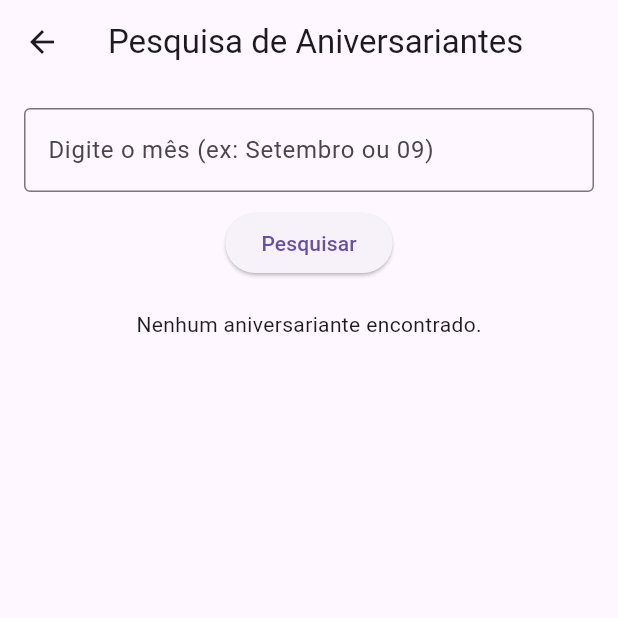
After one commit to PJosquin/cadastro_clientes_final, a Flutter app: the PesquisaAniversariantesPage screen opened directly, after a tap on "Pesquisar", on a phone screen of 412 x 824 dp, the top half of it. The commit adds this screen. Run offline on Flutter 3.47's test engine with Material 3 defaults, Android fonts, the light colour scheme and no system bars; our stand-ins replace cloud_firestore, firebase_core, flutter_masked_text2, mask_text_input_formatter; accounts and stored records are empty.

Commit message:
Versão 4.1 - Pesquisa de aniversariantes funcionando

```diff
--- /dev/null
+++ b/lib/pesquisa_aniversariantes_page.dart
@@ -0,0 +1,165 @@
+import 'package:flutter/material.dart';
+import 'package:cloud_firestore/cloud_firestore.dart';
+import 'package:intl/intl.dart';
+import 'package:url_launcher/url_launcher.dart';
+
+class PesquisaAniversariantesPage extends StatefulWidget {
+  const PesquisaAniversariantesPage({super.key});
+
+  @override
+  State<PesquisaAniversariantesPage> createState() =>
+      _PesquisaAniversariantesPageState();
+}
+
+class _PesquisaAniversariantesPageState
+    extends State<PesquisaAniversariantesPage> {
+  final TextEditingController _mesController = TextEditingController();
+  List<DocumentSnapshot> clientes = [];
+  bool carregando = false;
+
+  /// Função para abrir WhatsApp com mensagem
+  Future<void> _abrirWhatsApp(String telefone, String nome) async {
+    final Uri url = Uri.parse(
+      "https://wa.me/$telefone?text=Olá $nome, tudo de bom no seu aniversário!",
+    );
+    if (await canLaunchUrl(url)) {
+      await launchUrl(url, mode: LaunchMode.externalApplication);
+    } else {
+      ScaffoldMessenger.of(context).showSnackBar(
+        const SnackBar(content: Text("Não foi possível abrir o WhatsApp")),
+      );
+    }
+  }
+
+  Future<void> _pesquisar() async {
+    setState(() {
+      carregando = true;
+      clientes = [];
+    });
+
+    QuerySnapshot querySnapshot =
+        await FirebaseFirestore.instance.collection('clientes').get();
+
+    List<DocumentSnapshot> resultados = querySnapshot.docs;
+
+    // Normalizar filtro
+    String mesFiltro = _mesController.text.trim().toLowerCase();
+
+    Map<String, int> meses = {
+      'janeiro': 1,
+      'fevereiro': 2,
+      'março': 3,
+      'marco': 3, // sem acento
+      'abril': 4,
+      'maio': 5,
+      'junho': 6,
+      'julho': 7,
+      'agosto': 8,
+      'setembro': 9,
+      'outubro': 10,
+      'novembro': 11,
+      'dezembro': 12,
+    };
+
+    int? mesNumero;
+    if (meses.containsKey(mesFiltro)) {
+      mesNumero = meses[mesFiltro];
+    } else {
+      mesNumero = int.tryParse(mesFiltro); // aceita "9" ou "09"
+    }
+
+    if (mesNumero != null) {
+      resultados = resultados.where((doc) {
+        final aniversarioStr = (doc['aniversario'] ?? '').toString();
+        try {
+          final aniversario = DateFormat('dd/MM/yyyy').parse(aniversarioStr);
+          return aniversario.month == mesNumero;
+        } catch (e) {
+          return false;
+        }
+      }).toList();
+    }
+
+    setState(() {
+      clientes = resultados;
+      carregando = false;
+    });
+  }
+
+  String _formatarCampo(String? valor) {
+    return (valor == null || valor.isEmpty) ? '-' : valor;
+  }
+
+  @override
+  Widget build(BuildContext context) {
+    return Scaffold(
+      appBar: AppBar(title: const Text("Pesquisa de Aniversariantes")),
+      body: Padding(
+        padding: const EdgeInsets.all(16.0),
+        child: Column(
+          children: [
+            TextField(
+              controller: _mesController,
+              decoration: const InputDecoration(
+                labelText: "Digite o mês (ex: Setembro ou 09)",
+                border: OutlineInputBorder(),
+              ),
+            ),
+            const SizedBox(height: 10),
+            ElevatedButton(
+              onPressed: _pesquisar,
+              child: const Text("Pesquisar"),
+            ),
+            const SizedBox(height: 20),
+            carregando
+                ? const CircularProgressIndicator()
+                : Expanded(
+                    child: clientes.isEmpty
+                        ? const Text("Nenhum aniversariante encontrado.")
+                        : ListView.builder(
+                            itemCount: clientes.length,
+                            itemBuilder: (context, index) {
+                              var cliente = clientes[index].data()
+                                  as Map<String, dynamic>;
+
+                              return Card(
+                                margin: const EdgeInsets.symmetric(
+                                    vertical: 8, horizontal: 12),
+                                child: ListTile(
+                                  title: Text(_formatarCampo(cliente['nome'])),
+                                  subtitle: Column(
+                                    crossAxisAlignment:
+                                        CrossAxisAlignment.start,
+                                    children: [
+                                      Text(
+                                          "Aniversário: ${_formatarCampo(cliente['aniversario'])}"),
+                                      Text(
+                                          "Telefone: ${_formatarCampo(cliente['telefone'])}"),
+                                    ],
+                                  ),
+                                  trailing: IconButton(
+                                    icon: const Icon(Icons.message,
+                                        color: Colors.green),
+                                    onPressed: () {
+                                      if (cliente['telefone'] != null &&
+                                          cliente['telefone']
+                                              .toString()
+                                              .isNotEmpty) {
+                                        _abrirWhatsApp(
+                                          cliente['telefone'].toString(),
+                                          cliente['nome'] ?? '',
+                                        );
+                                      }
+                                    },
+                                  ),
+                                ),
+                              );
+                            },
+                          ),
+                  ),
+          ],
+        ),
+      ),
+    );
+  }
+}
```
Also changed, not shown: lib/main.dart (+12 -1 lines), lib/resultado_pesquisa_page.dart (+25 -11 lines), 1 other file.
